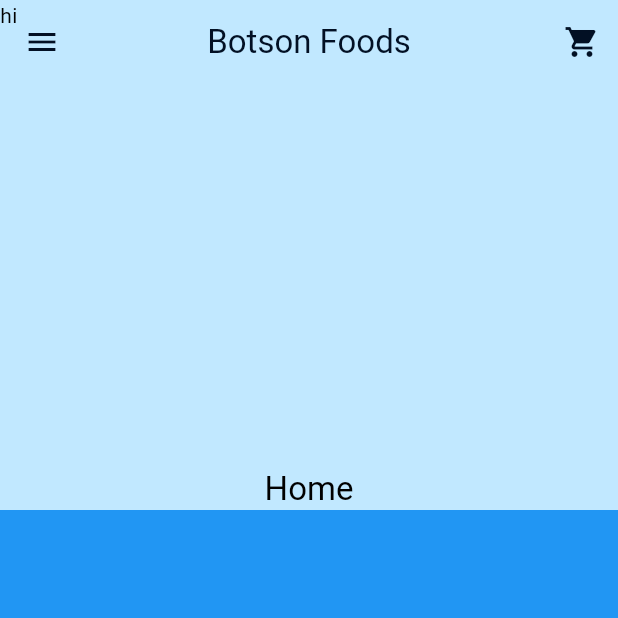
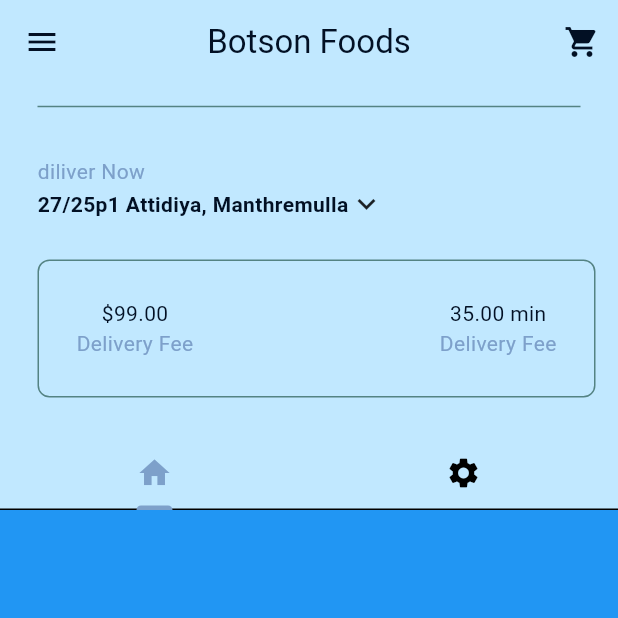
Before and after one commit to Thameera08/food_delivery_app, a Flutter app: the screen it shows after launch, after a tap on "Sign IN", on a phone screen of 412 x 824 dp, the top half of it. Run offline on Flutter 3.47's test engine with Material 3 defaults, Android fonts, the phone set to English and light mode, and no system bars; our stand-ins replace hexcolor.

Commit message:
tab bar comtroller and location alert boxes

```diff
--- /dev/null
+++ b/lib/components/my_current_location.dart
@@ -0,0 +1,65 @@
+import 'package:flutter/material.dart';
+
+class MyCurrentLOcation extends StatelessWidget {
+  const MyCurrentLOcation({super.key});
+
+  void openLocationSearchBox(BuildContext context) {
+    showDialog(
+      context: context,
+      builder: (context) => AlertDialog(
+        title: const Text("Your Location"),
+        content: const TextField(
+          decoration: InputDecoration(hintText: 'Search Address'),
+        ),
+        actions: [
+          //cancel buttton
+          MaterialButton(
+            onPressed: () => Navigator.pop(context),
+            child: const Text('Cancel'),
+          ),
+          //save button
+          MaterialButton(
+            onPressed: () => Navigator.pop(context),
+            child: const Text('Save'),
+          ),
+        ],
+      ),
+    );
+  }
+
+  @override
+  Widget build(BuildContext context) {
+    return Padding(
+      padding: const EdgeInsets.all(25.0),
+      child: Column(
+        crossAxisAlignment: CrossAxisAlignment.start,
+        children: [
+          Text(
+            "diliver Now",
+            style: TextStyle(
+              color: Theme.of(context).colorScheme.primary,
+            ),
+          ),
+          GestureDetector(
+            onTap: () => openLocationSearchBox(context),
+            child: Row(
+              children: [
+                //address
+                Text(
+                  "27/25p1 Attidiya, Manthremulla",
+                  style: TextStyle(
+                    color: Theme.of(context).colorScheme.inversePrimary,
+                    fontWeight: FontWeight.bold,
+                  ),
+                ),
+
+                //dropdown menu
+                const Icon(Icons.keyboard_arrow_down),
+              ],
+            ),
+          )
+        ],
+      ),
+    );
+  }
+}
--- /dev/null
+++ b/lib/components/my_description_box.dart
@@ -0,0 +1,57 @@
+import 'package:flutter/material.dart';
+
+class MyDescriptionBox extends StatelessWidget {
+  const MyDescriptionBox({super.key});
+
+  @override
+  Widget build(BuildContext context) {
+    var myPrimaryTextStyle = TextStyle(
+      color: Theme.of(context).colorScheme.inversePrimary,
+    );
+    var mySecondaryTextStyle = TextStyle(
+      color: Theme.of(context).colorScheme.primary,
+    );
+    return Container(
+      decoration: BoxDecoration(
+        border: Border.all(
+          color: Theme.of(context).colorScheme.secondary,
+        ),
+        borderRadius: BorderRadius.circular(8),
+      ),
+      padding: const EdgeInsets.all(25.0),
+      margin: const EdgeInsets.only(right: 15, bottom: 25, left: 25),
+      child: Row(
+        mainAxisAlignment: MainAxisAlignment.spaceBetween,
+        children: [
+          //delivary fee
+          Column(
+            children: [
+              Text(
+                '\$99.00',
+                style: myPrimaryTextStyle,
+              ),
+              Text(
+                'Delivery Fee',
+                style: mySecondaryTextStyle,
+              ),
+            ],
+          ),
+          //delivary time
+
+          Column(
+            children: [
+              Text(
+                '35.00 min',
+                style: myPrimaryTextStyle,
+              ),
+              Text(
+                'Delivery Fee',
+                style: mySecondaryTextStyle,
+              ),
+            ],
+          ),
+        ],
+      ),
+    );
+  }
+}
--- a/lib/components/my_silver_appbar.dart
+++ b/lib/components/my_silver_appbar.dart
@@ -29,7 +29,10 @@ class MySilverAppBar extends StatelessWidget {
       title: const Text("Botson Foods"),
       centerTitle: true,
       flexibleSpace: FlexibleSpaceBar(
-        background: child,
+        background: Padding(
+          padding: const EdgeInsets.only(bottom: 50.0),
+          child: child,
+        ),
         title: title,
         centerTitle: true,
         titlePadding: const EdgeInsets.only(left: 0, top: 0, right: 0),
--- /dev/null
+++ b/lib/components/my_tab_bar.dart
@@ -0,0 +1,33 @@
+import 'package:flutter/material.dart';
+
+class MyTabBar extends StatelessWidget {
+  final TabController tabController;
+
+  const MyTabBar({
+    super.key,
+    required this.tabController,
+  });
+
+  @override
+  Widget build(BuildContext context) {
+    return Container(
+      child: TabBar(
+        controller: tabController,
+        tabs: [
+          //1st tab
+          Tab(
+            icon: Icon(
+              Icons.home,
+            ),
+          ),
+          //2nd tab
+          Tab(
+            icon: Icon(
+              Icons.settings,
+            ),
+          ),
+        ],
+      ),
+    );
+  }
+}
--- a/lib/pages/home_page.dart
+++ b/lib/pages/home_page.dart
@@ -1,6 +1,9 @@
 import 'package:flutter/material.dart';
+import 'package:pos_application/components/my_current_location.dart';
+import 'package:pos_application/components/my_description_box.dart';
 import 'package:pos_application/components/my_drawer.dart';
 import 'package:pos_application/components/my_silver_appbar.dart';
+import 'package:pos_application/components/my_tab_bar.dart';
 
 class HomePage extends StatefulWidget {
   const HomePage({super.key});
@@ -9,16 +12,46 @@ class HomePage extends StatefulWidget {
   State<HomePage> createState() => _HomePageState();
 }
 
-class _HomePageState extends State<HomePage> {
+class _HomePageState extends State<HomePage>
+    with SingleTickerProviderStateMixin {
+  //tabbar controller
+  late TabController _tabController;
+
+  @override
+  void initState() {
+    super.initState();
+    _tabController = TabController(length: 2, vsync: this);
+  }
+
+  @override
+  void dispose() {
+    _tabController.dispose();
+    super.dispose();
+  }
+
   @override
   Widget build(BuildContext context) {
     return Scaffold(
-      drawer: MyDrawer(),
+      drawer: const MyDrawer(),
       body: NestedScrollView(
         headerSliverBuilder: (context, innerBoxIsScrolled) => [
           MySilverAppBar(
-            child: Text('hi'),
-            title: Text("Home"),
+            title: MyTabBar(tabController: _tabController),
+            child: Column(
+              mainAxisAlignment: MainAxisAlignment.end,
+              children: [
+                Divider(
+                  indent: 25,
+                  endIndent: 25,
+                  color: Theme.of(context).colorScheme.secondary,
+                ),
+                //my current loction
+                const MyCurrentLOcation(),
+
+                //description box
+                const MyDescriptionBox(),
+              ],
+            ),
           ),
         ],
         body: Container(
```
